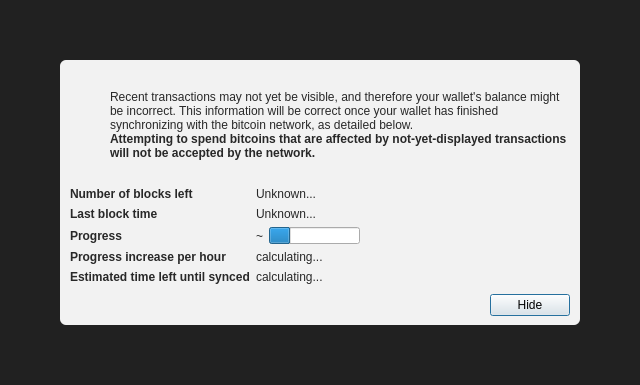
The window that src/qt/forms/modaloverlay.ui (vtsxking/ignitecoin) describes before a commit, drawn with Qt 5.
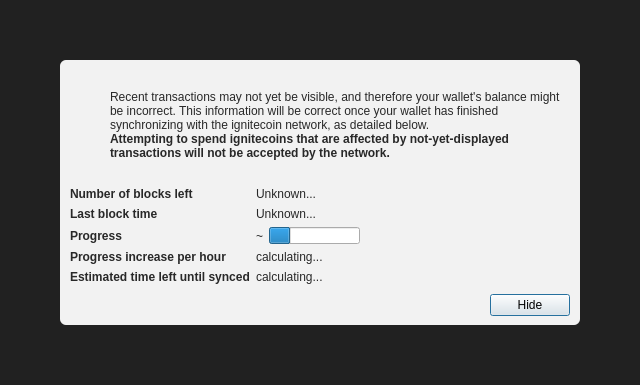
The same window after the commit. Icons and pictures are not drawn. Custom widgets are drawn as their Qt base class.

Commit message: changed name bitcoin to ignitecoin and changed ports

Diff of the .ui file:
```diff
--- a/src/qt/forms/modaloverlay.ui
+++ b/src/qt/forms/modaloverlay.ui
@@ -130,7 +130,7 @@
              <item>
               <widget class="QLabel" name="infoText">
                <property name="text">
-                <string>Recent transactions may not yet be visible, and therefore your wallet's balance might be incorrect. This information will be correct once your wallet has finished synchronizing with the bitcoin network, as detailed below.</string>
+                <string>Recent transactions may not yet be visible, and therefore your wallet's balance might be incorrect. This information will be correct once your wallet has finished synchronizing with the ignitecoin network, as detailed below.</string>
                </property>
                <property name="textFormat">
                 <enum>Qt::RichText</enum>
@@ -149,7 +149,7 @@
                 </font>
                </property>
                <property name="text">
-                <string>Attempting to spend bitcoins that are affected by not-yet-displayed transactions will not be accepted by the network.</string>
+                <string>Attempting to spend ignitecoins that are affected by not-yet-displayed transactions will not be accepted by the network.</string>
                </property>
                <property name="textFormat">
                 <enum>Qt::RichText</enum>
```
The commit also changes 1096 other files.
